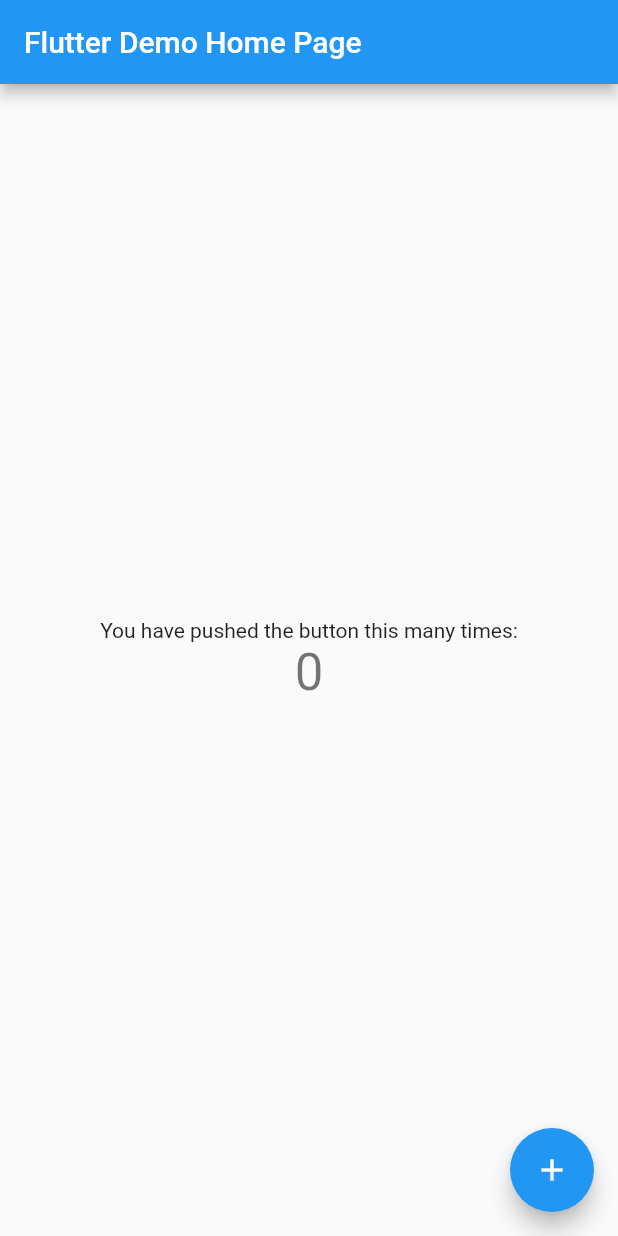
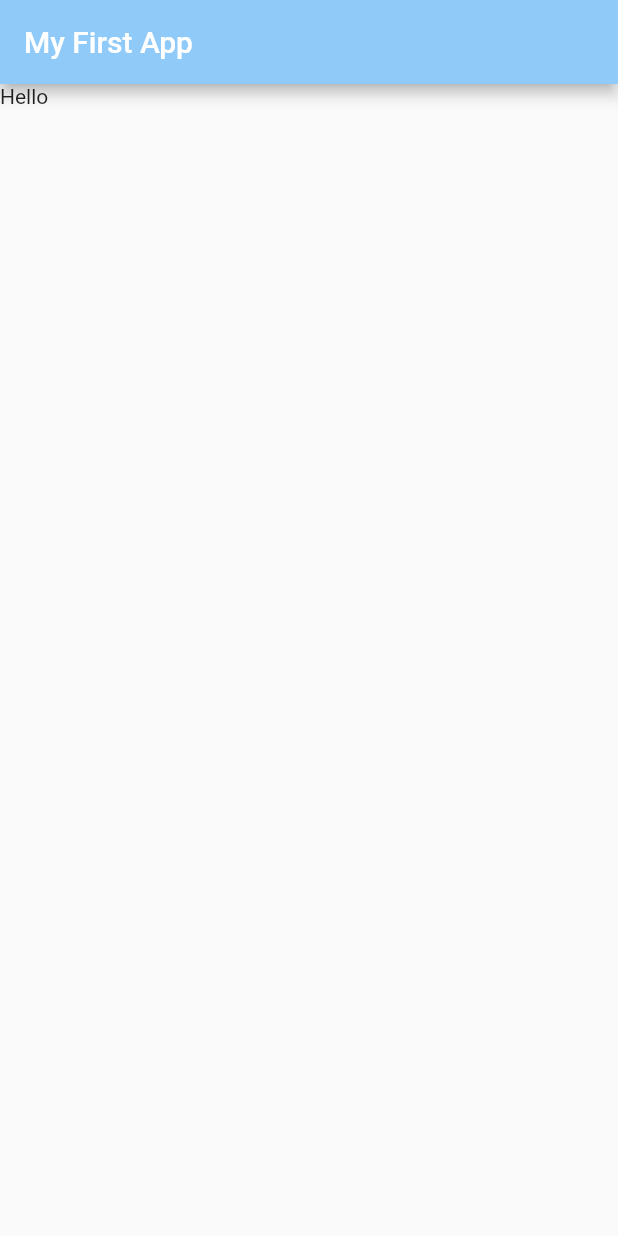
Before and after one commit to solardayz/flutter-test, a Flutter app: the screen it shows after launch, on a phone screen of 412 x 824 dp. Run offline on Flutter 3.47's test engine with Material 2 defaults, Android fonts, the phone set to English and light mode, and no system bars.

Commit message:
기초 코딩 완료

```diff
--- a/lib/main.dart
+++ b/lib/main.dart
@@ -1,113 +1,31 @@
 import 'package:flutter/material.dart';
 
-void main() {
-  runApp(MyApp());
-}
+void main() => runApp(MyApp());
 
 class MyApp extends StatelessWidget {
-  // This widget is the root of your application.
+  const MyApp({Key? key}) : super(key: key);
+
   @override
   Widget build(BuildContext context) {
     return MaterialApp(
-      title: 'Flutter Demo',
-      theme: ThemeData(
-        // This is the theme of your application.
-        //
-        // Try running your application with "flutter run". You'll see the
-        // application has a blue toolbar. Then, without quitting the app, try
-        // changing the primarySwatch below to Colors.green and then invoke
-        // "hot reload" (press "r" in the console where you ran "flutter run",
-        // or simply save your changes to "hot reload" in a Flutter IDE).
-        // Notice that the counter didn't reset back to zero; the application
-        // is not restarted.
-        primarySwatch: Colors.blue,
-      ),
-      home: MyHomePage(title: 'Flutter Demo Home Page'),
+      title: 'My First App',
+      theme: ThemeData(backgroundColor: Colors.blue),
+      home: MyPage(),
     );
   }
 }
 
-class MyHomePage extends StatefulWidget {
-  MyHomePage({Key? key, required this.title}) : super(key: key);
-
-  // This widget is the home page of your application. It is stateful, meaning
-  // that it has a State object (defined below) that contains fields that affect
-  // how it looks.
-
-  // This class is the configuration for the state. It holds the values (in this
-  // case the title) provided by the parent (in this case the App widget) and
-  // used by the build method of the State. Fields in a Widget subclass are
-  // always marked "final".
-
-  final String title;
-
-  @override
-  _MyHomePageState createState() => _MyHomePageState();
-}
-
-class _MyHomePageState extends State<MyHomePage> {
-  int _counter = 0;
-
-  void _incrementCounter() {
-    setState(() {
-      // This call to setState tells the Flutter framework that something has
-      // changed in this State, which causes it to rerun the build method below
-      // so that the display can reflect the updated values. If we changed
-      // _counter without calling setState(), then the build method would not be
-      // called again, and so nothing would appear to happen.
-      _counter++;
-    });
-  }
+class MyPage extends StatelessWidget {
+  const MyPage({Key? key}) : super(key: key);
 
   @override
   Widget build(BuildContext context) {
-    // This method is rerun every time setState is called, for instance as done
-    // by the _incrementCounter method above.
-    //
-    // The Flutter framework has been optimized to make rerunning build methods
-    // fast, so that you can just rebuild anything that needs updating rather
-    // than having to individually change instances of widgets.
     return Scaffold(
       appBar: AppBar(
-        // Here we take the value from the MyHomePage object that was created by
-        // the App.build method, and use it to set our appbar title.
-        title: Text(widget.title),
+        backgroundColor: Colors.blue[200],
+        title: Text('My First App'),
       ),
-      body: Center(
-        // Center is a layout widget. It takes a single child and positions it
-        // in the middle of the parent.
-        child: Column(
-          // Column is also a layout widget. It takes a list of children and
-          // arranges them vertically. By default, it sizes itself to fit its
-          // children horizontally, and tries to be as tall as its parent.
-          //
-          // Invoke "debug painting" (press "p" in the console, choose the
-          // "Toggle Debug Paint" action from the Flutter Inspector in Android
-          // Studio, or the "Toggle Debug Paint" command in Visual Studio Code)
-          // to see the wireframe for each widget.
-          //
-          // Column has various properties to control how it sizes itself and
-          // how it positions its children. Here we use mainAxisAlignment to
-          // center the children vertically; the main axis here is the vertical
-          // axis because Columns are vertical (the cross axis would be
-          // horizontal).
-          mainAxisAlignment: MainAxisAlignment.center,
-          children: <Widget>[
-            Text(
-              'You have pushed the button this many times:',
-            ),
-            Text(
-              '$_counter',
-              style: Theme.of(context).textTheme.headline4,
-            ),
-          ],
-        ),
-      ),
-      floatingActionButton: FloatingActionButton(
-        onPressed: _incrementCounter,
-        tooltip: 'Increment',
-        child: Icon(Icons.add),
-      ), // This trailing comma makes auto-formatting nicer for build methods.
+      body: Text('Hello'),
     );
   }
 }
```
